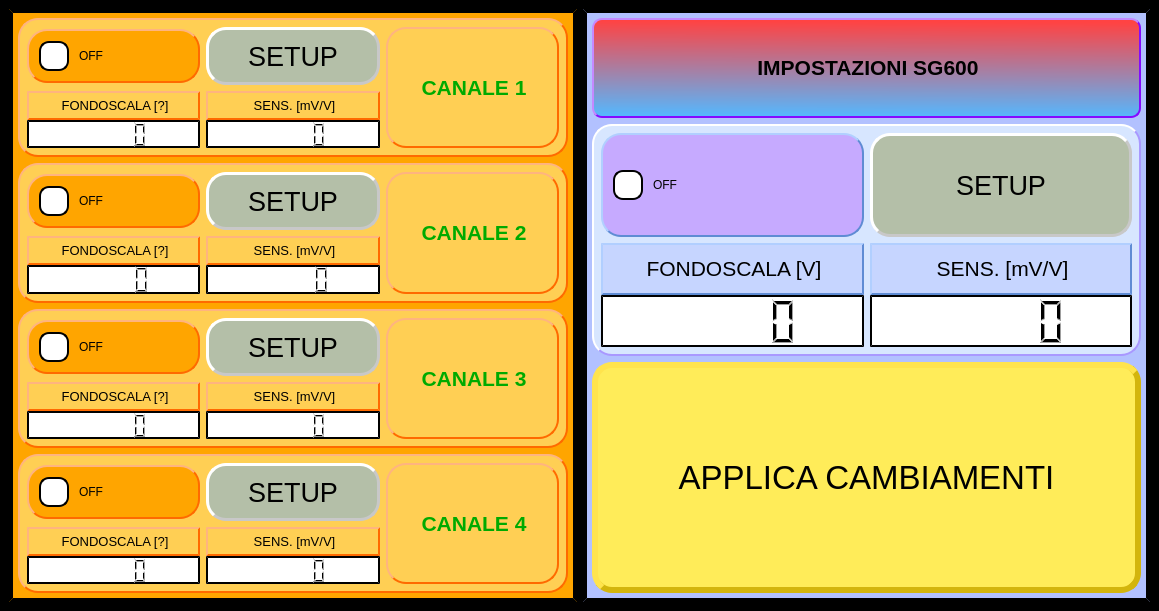
Mixer97/tesi_triennale, file Qt Creator/QT_Finestra_#2.ui: the form before one commit.
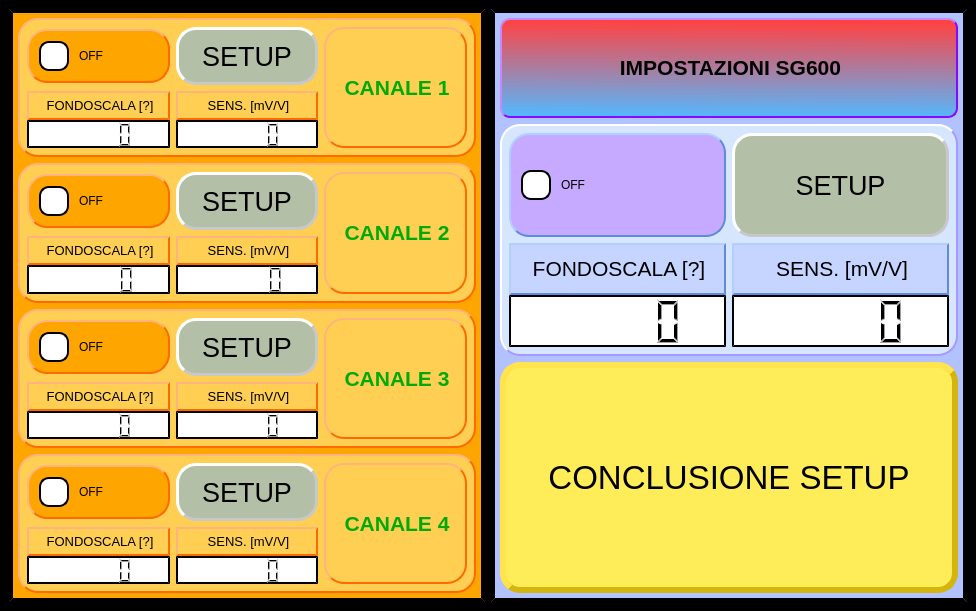
The form after the commit.

```diff
--- a/Qt Creator/QT_Finestra_#2.ui
+++ b/Qt Creator/QT_Finestra_#2.ui
@@ -6,7 +6,7 @@
    <rect>
     <x>0</x>
     <y>0</y>
-    <width>1159</width>
+    <width>976</width>
     <height>611</height>
    </rect>
   </property>
@@ -760,7 +760,7 @@
                <number>0</number>
               </property>
               <item row="2" column="0">
-               <widget class="QLCDNumber" name="lcdNumber_CH4_2">
+               <widget class="QLCDNumber" name="lcdNumber_CH4">
                 <property name="styleSheet">
                  <string notr="true">QWidget {
 	background-color:white; 
@@ -861,7 +861,7 @@
                </widget>
               </item>
               <item row="1" column="0" colspan="2">
-               <widget class="QLCDNumber" name="lcdNumber_CH4">
+               <widget class="QLCDNumber" name="lcdNumber_CH4_2">
                 <property name="minimumSize">
                  <size>
                   <width>0</width>
@@ -939,7 +939,7 @@
 </string>
              </property>
              <property name="text">
-              <string>APPLICA CAMBIAMENTI</string>
+              <string>CONCLUSIONE SETUP</string>
              </property>
             </widget>
            </item>
@@ -980,7 +980,7 @@
 </string>
                   </property>
                   <property name="text">
-                   <string>&lt;html&gt;&lt;head/&gt;&lt;body&gt;&lt;p align=&quot;center&quot;&gt;&lt;span style=&quot; font-size:16pt;&quot;&gt;FONDOSCALA [V]&lt;/span&gt;&lt;/p&gt;&lt;/body&gt;&lt;/html&gt;</string>
+                   <string>&lt;html&gt;&lt;head/&gt;&lt;body&gt;&lt;p align=&quot;center&quot;&gt;&lt;span style=&quot; font-size:16pt;&quot;&gt;FONDOSCALA [?]&lt;/span&gt;&lt;/p&gt;&lt;/body&gt;&lt;/html&gt;</string>
                   </property>
                   <property name="textFormat">
                    <enum>Qt::RichText</enum>
```
